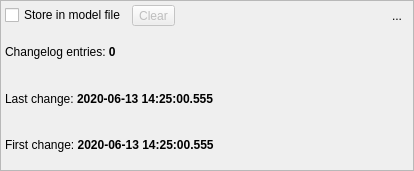
This is libs/libgui/ui/widgets/changelogwidget.ui in pgmodeler/pgmodeler as Qt 5 draws it before an edit. The edited form follows.
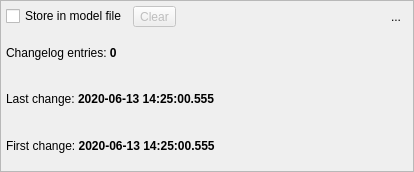
This is the edited form. Icons and pictures are not drawn.

Diff of the .ui file:
```diff
--- a/libs/libgui/ui/widgets/changelogwidget.ui
+++ b/libs/libgui/ui/widgets/changelogwidget.ui
@@ -7,7 +7,7 @@
     <x>0</x>
     <y>0</y>
     <width>414</width>
-    <height>171</height>
+    <height>172</height>
    </rect>
   </property>
   <property name="minimumSize">
@@ -66,16 +66,16 @@
      </property>
      <layout class="QGridLayout" name="gridLayout">
       <property name="leftMargin">
-       <number>4</number>
+       <number>5</number>
       </property>
       <property name="topMargin">
-       <number>4</number>
+       <number>5</number>
       </property>
       <property name="rightMargin">
-       <number>4</number>
+       <number>5</number>
       </property>
       <property name="bottomMargin">
-       <number>4</number>
+       <number>5</number>
       </property>
       <item row="0" column="4">
        <widget class="QToolButton" name="hide_tb">
```
Left out of the diff: 1 changed line with no effect on the pictures.
